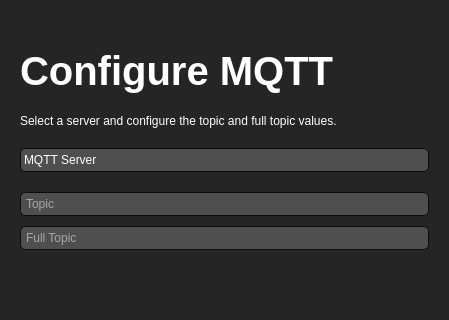
Before: the Qt Designer form src/gui/setupdevicedialog.ui in tom-23/TasmoManager, drawn with Qt 5; both pictures show x 0 to 449 and y 93 to 413 of the 449 by 527 pixel window.
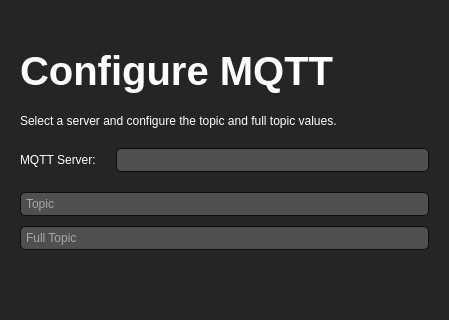
After: the same form once the commit is applied. The open tabs and pages were chosen to show the change. Icons and pictures are not drawn.

Commit message: Fixed QComboBox placeholder issue

What changed in the file:
```diff
--- a/src/gui/setupdevicedialog.ui
+++ b/src/gui/setupdevicedialog.ui
@@ -425,11 +425,28 @@
         </widget>
        </item>
        <item>
-        <widget class="QComboBox" name="mqttServerBox">
-         <property name="placeholderText">
-          <string>MQTT Server</string>
+        <layout class="QHBoxLayout" name="horizontalLayout">
+         <property name="topMargin">
+          <number>0</number>
          </property>
-        </widget>
+         <item>
+          <widget class="QLabel" name="label_14">
+           <property name="text">
+            <string>MQTT Server:</string>
+           </property>
+          </widget>
+         </item>
+         <item>
+          <widget class="QComboBox" name="mqttServerBox">
+           <property name="sizePolicy">
+            <sizepolicy hsizetype="Expanding" vsizetype="Fixed">
+             <horstretch>0</horstretch>
+             <verstretch>0</verstretch>
+            </sizepolicy>
+           </property>
+          </widget>
+         </item>
+        </layout>
        </item>
        <item>
         <layout class="QVBoxLayout" name="verticalLayout_5">
```
Left out of the diff: 2 changed lines with no effect on the pictures. The commit also changes 1 other file.
